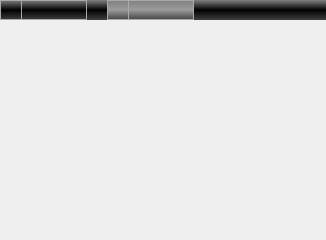
Before: the Qt Designer form Tools/Mokka/AbstractView.ui in Biomechanical-ToolKit/BTKCore, drawn with Qt 5.
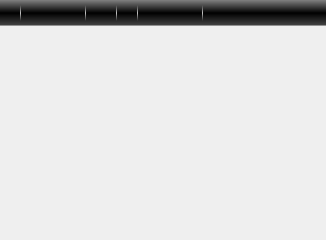
After: the same form once the commit is applied. Icons and pictures are not drawn.

Commit message: [UPD] Mokka: Use QLayout::setContentsMargins instead of QLayout::setMargin which is deprecated. [UPD] Mokka: Title of a view is bigger and its style is slightly modified. [UPD] Mokka: Marker's extractor removed.

The edit to the form file:
```diff
--- a/Tools/Mokka/AbstractView.ui
+++ b/Tools/Mokka/AbstractView.ui
@@ -31,7 +31,7 @@
         <bool>true</bool>
        </property>
        <property name="sizePolicy">
-        <sizepolicy hsizetype="Preferred" vsizetype="Preferred">
+        <sizepolicy hsizetype="Preferred" vsizetype="Fixed">
          <horstretch>0</horstretch>
          <verstretch>0</verstretch>
         </sizepolicy>
@@ -39,19 +39,19 @@
        <property name="minimumSize">
         <size>
          <width>0</width>
-         <height>20</height>
+         <height>26</height>
         </size>
        </property>
        <property name="maximumSize">
         <size>
          <width>16777215</width>
-         <height>20</height>
+         <height>26</height>
         </size>
        </property>
        <property name="styleSheet">
         <string notr="true">QFrame#separatorFuncButtons {
      color: white;
-     background-color: qlineargradient(spread:pad, x1:0, y1:0, x2:0, y2:1, stop:0 rgba(128, 128, 128, 255), stop:0.5 rgba(0, 0, 0, 255), stop:1 rgba(64, 64, 64, 255));
+     background-color: qlineargradient(spread:pad, x1:0, y1:0, x2:0, y2:1, stop:0 rgba(128, 128, 128, 255), stop:0.5 rgba(0, 0, 0, 255), stop:0.95 rgba(64, 64, 64, 255), stop:1 rgba(200, 200, 200, 255));
  }</string>
        </property>
        <property name="frameShape">
@@ -72,22 +72,15 @@
         </property>
         <item>
          <widget class="QComboBox" name="viewCombo">
-          <property name="minimumSize">
-           <size>
-            <width>0</width>
-            <height>20</height>
-           </size>
-          </property>
-          <property name="maximumSize">
-           <size>
-            <width>16777215</width>
-            <height>20</height>
-           </size>
-          </property>
           <property name="styleSheet">
            <string notr="true">QComboBox {
   color: white;
-  border: 1px solid darkgray;
+  border-top: none;
+  border-bottom: none;
+  border-left: none;
+  border-right-width: 1px;
+  border-right-color: qlineargradient(spread:pad, x1:0, y1:0, x2:0, y2:1, stop:0 transparent, stop:0.5 rgba(200, 200, 200, 255), stop:1 transparent);
+  border-right-style: solid;
   padding-left: 10px;
   padding-right: 10px;
 }
@@ -98,7 +91,7 @@
 
 QComboBox:!editable, QComboBox::drop-down:editable {
   color: white;
-  background: qlineargradient(spread:pad, x1:0, y1:0, x2:0, y2:1, stop:0 rgba(128, 128, 128, 255), stop:0.5 rgba(0, 0, 0, 255), stop:1 rgba(64, 64, 64, 255));
+  background: transparent;
   selection-background-color: lightgray;
   selection-color: black;
 }
@@ -120,7 +113,7 @@
   width: 20px;
 
   border-right-width: 1px;
-  border-right-color: darkgray;
+  border-right-color: qlineargradient(spread:pad, x1:0, y1:0, x2:0, y2:1, stop:0 transparent, stop:0.5 rgba(200, 200, 200, 255), stop:1 transparent);
   border-right-style: solid; 
 }
 
@@ -147,7 +140,7 @@
           </property>
           <property name="sizeHint" stdset="0">
            <size>
-            <width>20</width>
+            <width>30</width>
             <height>11</height>
            </size>
           </property>
@@ -158,22 +151,23 @@
           <property name="enabled">
            <bool>true</bool>
           </property>
-          <property name="minimumSize">
+          <property name="sizeIncrement">
            <size>
             <width>0</width>
-            <height>20</height>
-           </size>
-          </property>
-          <property name="maximumSize">
-           <size>
-            <width>16777215</width>
-            <height>20</height>
+            <height>24</height>
            </size>
           </property>
           <property name="styleSheet">
            <string notr="true">QComboBox {
   color: white;
-  border: 1px solid darkgray;
+  border-top: none;
+  border-bottom: none;
+  border-left-width: 1px;
+  border-left-color: qlineargradient(spread:pad, x1:0, y1:0, x2:0, y2:1, stop:0 transparent, stop:0.5 rgba(200, 200, 200, 255), stop:1 transparent);
+  border-left-style: solid;
+  border-right-width: 1px;
+  border-right-color: qlineargradient(spread:pad, x1:0, y1:0, x2:0, y2:1, stop:0 transparent, stop:0.5 rgba(200, 200, 200, 255), stop:1 transparent);
+  border-right-style: solid;
   padding-left: 10px;
   padding-right: 10px;
 }
@@ -184,7 +178,7 @@
 
 QComboBox:!editable, QComboBox::drop-down:editable {
   color: black;
-  background: qlineargradient(spread:pad, x1:0, y1:0, x2:0, y2:1, stop:0 rgba(128, 128, 128, 255), stop:0.5 rgba(155, 155, 155, 255), stop:1 rgba(64, 64, 64, 255));
+  background: transparent;
   selection-background-color: lightgray;
 }
 
@@ -204,8 +198,8 @@
   width: 20px;
 
   border-right-width: 1px;
-  border-right-color: darkgray;
-  border-right-style: solid; 
+  border-right-color: qlineargradient(spread:pad, x1:0, y1:0, x2:0, y2:1, stop:0 transparent, stop:0.5 rgba(200, 200, 200, 255), stop:1 transparent);
+  border-right-style: solid;
 }
 
 QComboBox::down-arrow {
@@ -234,80 +228,24 @@
           </property>
          </spacer>
         </item>
-       </layout>
-      </widget>
-     </item>
-     <item>
-      <layout class="QHBoxLayout" name="horizontalLayout">
-       <property name="spacing">
-        <number>0</number>
-       </property>
-       <item>
-        <widget class="QPushButton" name="vSplitButton">
-         <property name="sizePolicy">
-          <sizepolicy hsizetype="Fixed" vsizetype="Fixed">
-           <horstretch>0</horstretch>
-           <verstretch>0</verstretch>
-          </sizepolicy>
-         </property>
-         <property name="minimumSize">
-          <size>
-           <width>20</width>
-           <height>20</height>
-          </size>
-         </property>
-         <property name="maximumSize">
-          <size>
-           <width>20</width>
-           <height>20</height>
-          </size>
-         </property>
-         <property name="styleSheet">
-          <string notr="true">QPushButton {
-     image: url(:/Resources/Images/verticalsplit-16.png);
-background-color: qlineargradient(spread:pad, x1:0, y1:0, x2:0, y2:1, stop:0 rgba(128, 128, 128, 255), stop:0.5 rgba(0, 0, 0, 255), stop:1 rgba(64, 64, 64, 255));
-}
-
-QPushButton:pressed {
-     image: url(:/Resources/Images/verticalsplit-down-16.png);
-}
-
-QPushButton:flat {
-     border: none;
-}</string>
-         </property>
-         <property name="text">
-          <string/>
-         </property>
-         <property name="flat">
-          <bool>true</bool>
-         </property>
-        </widget>
-       </item>
        <item>
         <widget class="QPushButton" name="hSplitButton">
          <property name="sizePolicy">
-          <sizepolicy hsizetype="Fixed" vsizetype="Fixed">
+           <sizepolicy hsizetype="Minimum" vsizetype="Preferred">
            <horstretch>0</horstretch>
            <verstretch>0</verstretch>
           </sizepolicy>
          </property>
-         <property name="minimumSize">
-          <size>
-           <width>20</width>
-           <height>20</height>
-          </size>
-         </property>
          <property name="maximumSize">
           <size>
            <width>20</width>
-           <height>20</height>
+            <height>16777215</height>
           </size>
          </property>
          <property name="styleSheet">
           <string notr="true">QPushButton {
      image: url(:/Resources/Images/horizontalsplit-16.png);
-background-color: qlineargradient(spread:pad, x1:0, y1:0, x2:0, y2:1, stop:0 rgba(128, 128, 128, 255), stop:0.5 rgba(0, 0, 0, 255), stop:1 rgba(64, 64, 64, 255));
+background-color: transparent;
 }
 
 QPushButton:pressed {
@@ -326,30 +264,60 @@
          </property>
         </widget>
        </item>
+        <item>
+         <widget class="QPushButton" name="vSplitButton">
+          <property name="sizePolicy">
+           <sizepolicy hsizetype="Minimum" vsizetype="Preferred">
+            <horstretch>0</horstretch>
+            <verstretch>0</verstretch>
+           </sizepolicy>
+          </property>
+          <property name="maximumSize">
+           <size>
+            <width>20</width>
+            <height>16777215</height>
+           </size>
+          </property>
+          <property name="styleSheet">
+           <string notr="true">QPushButton {
+     image: url(:/Resources/Images/verticalsplit-16.png);
+background-color: transparent;
+}
+
+QPushButton:pressed {
+     image: url(:/Resources/Images/verticalsplit-down-16.png);
+}
+
+QPushButton:flat {
+     border: none;
+}</string>
+          </property>
+          <property name="text">
+           <string/>
+          </property>
+          <property name="flat">
+           <bool>true</bool>
+          </property>
+         </widget>
+        </item>
        <item>
         <widget class="QPushButton" name="closeButton">
          <property name="sizePolicy">
-          <sizepolicy hsizetype="Fixed" vsizetype="Fixed">
+           <sizepolicy hsizetype="Minimum" vsizetype="Preferred">
            <horstretch>0</horstretch>
            <verstretch>0</verstretch>
           </sizepolicy>
          </property>
-         <property name="minimumSize">
-          <size>
-           <width>20</width>
-           <height>20</height>
-          </size>
-         </property>
          <property name="maximumSize">
           <size>
            <width>20</width>
-           <height>20</height>
+            <height>16777215</height>
           </size>
          </property>
          <property name="styleSheet">
           <string notr="true">QPushButton {
      image: url(:/Resources/Images/closedock-16.png);
-background-color: qlineargradient(spread:pad, x1:0, y1:0, x2:0, y2:1, stop:0 rgba(128, 128, 128, 255), stop:0.5 rgba(0, 0, 0, 255), stop:1 rgba(64, 64, 64, 255));
+background-color: transparent;
 }
 
 QPushButton:disabled {
@@ -373,6 +341,7 @@
         </widget>
        </item>
       </layout>
+      </widget>
      </item>
     </layout>
    </item>
```
Lines whose indentation alone changed are shown as unchanged. The commit also changes 2 other files.
